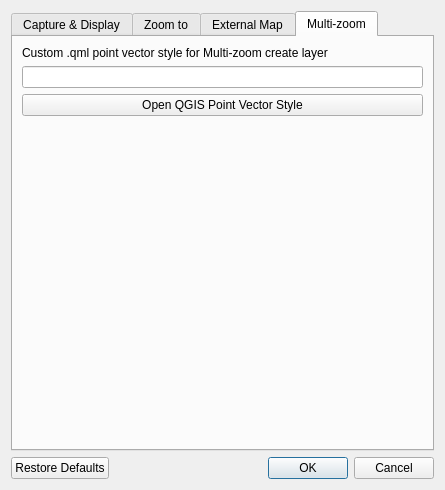
Qt form ui/latLonSettings.ui (NationalSecurityAgency/qgis-latlontools-plugin) before a commit.
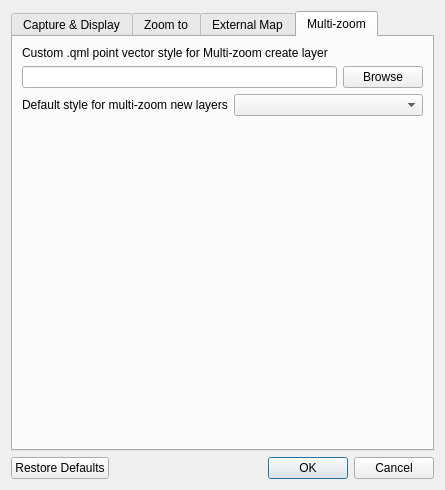
The same form after that commit. The open tabs and pages were chosen to show the change. Custom widgets are drawn as their Qt base class.

Commit message: rearranged the multi-zoom coordinate/label order

```diff
--- a/ui/latLonSettings.ui
+++ b/ui/latLonSettings.ui
@@ -307,14 +307,32 @@
         </widget>
        </item>
        <item>
+        <layout class="QHBoxLayout" name="horizontalLayout_3">
+         <item>
         <widget class="QLineEdit" name="qmlLineEdit"/>
        </item>
        <item>
         <widget class="QPushButton" name="qmlBrowseButton">
          <property name="text">
-          <string>Open QGIS Point Vector Style</string>
-         </property>
-        </widget>
+            <string>Browse</string>
+           </property>
+          </widget>
+         </item>
+        </layout>
+       </item>
+       <item>
+        <layout class="QHBoxLayout" name="horizontalLayout_4">
+         <item>
+          <widget class="QLabel" name="label_16">
+           <property name="text">
+            <string>Default style for multi-zoom new layers</string>
+           </property>
+          </widget>
+         </item>
+         <item>
+          <widget class="QComboBox" name="markerStyleComboBox"/>
+         </item>
+        </layout>
        </item>
        <item>
         <spacer name="verticalSpacer_4">
```
Lines whose indentation alone changed are shown as unchanged. The commit also changes 7 other files.
